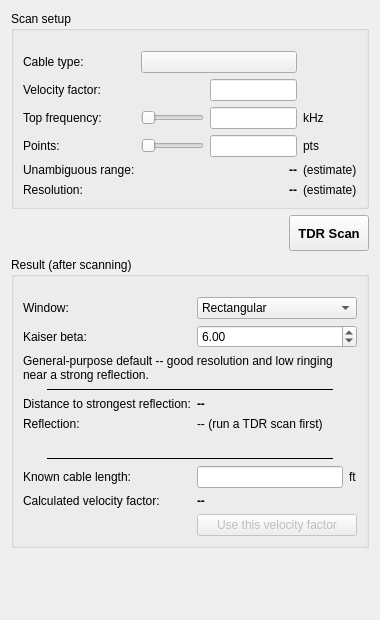
Before: the Qt Designer form desktop/tdrscanpanel.ui in K4HEZ/AntScopeZ, drawn with Qt 5.
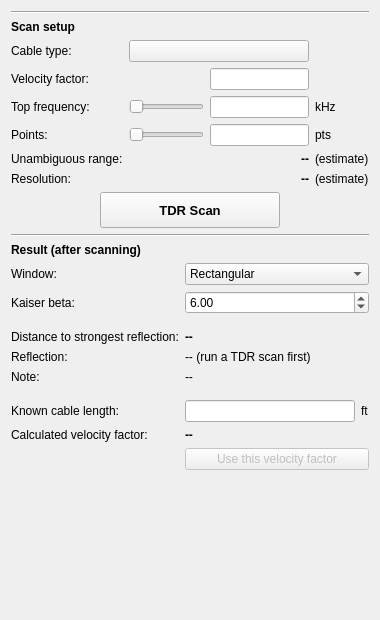
After: the same form once the commit is applied. Custom widgets are drawn as their Qt base class.

Commit message:
Mode menu (Sweep/Tuning/TDR), single control column, measurement kind
Left column is one column with headings instead of group boxes. TDR panel
docks in the column and replaces the TDR dialog. Tuning mode replaces One Fq:
Tuning tab with a large SWR number and band indicator, own Start/Stop, Rate.
Measurements carry a kind (Type column, saved in .asd); each mode draws its
own.

What changed in the file:
```diff
--- a/desktop/tdrscanpanel.ui
+++ b/desktop/tdrscanpanel.ui
@@ -18,14 +18,26 @@
     <enum>QLayout::SetMinimumSize</enum>
    </property>
    <item>
-    <widget class="QGroupBox" name="scanSetupGroupBox">
-     <property name="title">
+    <widget class="Line" name="scanSetupHeadingLine">
+     <property name="orientation">
+      <enum>Qt::Horizontal</enum>
+     </property>
+    </widget>
+   </item>
+   <item>
+    <widget class="QLabel" name="scanSetupHeading">
+     <property name="font">
+      <font>
+       <bold>true</bold>
+      </font>
+     </property>
+     <property name="text">
       <string>Scan setup</string>
      </property>
+    </widget>
+   </item>
+   <item>
      <layout class="QGridLayout" name="scanSetupGridLayout">
-      <property name="topMargin">
-       <number>20</number>
-      </property>
       <item row="0" column="0">
        <widget class="QLabel" name="cableTypeNameLabel">
         <property name="text">
@@ -186,7 +198,6 @@
        </widget>
       </item>
      </layout>
-    </widget>
    </item>
    <item>
     <layout class="QHBoxLayout" name="scanButtonsLayout">
@@ -207,7 +218,7 @@
       <widget class="QPushButton" name="tdrSingleButton">
        <property name="minimumSize">
         <size>
-         <width>0</width>
+         <width>180</width>
          <height>36</height>
         </size>
        </property>
@@ -231,17 +242,42 @@
        </property>
       </widget>
      </item>
+     <item>
+      <spacer name="scanButtonsSpacerRight">
+       <property name="orientation">
+        <enum>Qt::Horizontal</enum>
+       </property>
+       <property name="sizeHint" stdset="0">
+        <size>
+         <width>40</width>
+         <height>20</height>
+        </size>
+       </property>
+      </spacer>
+     </item>
     </layout>
    </item>
    <item>
-    <widget class="QGroupBox" name="resultGroupBox">
-     <property name="title">
+    <widget class="Line" name="resultHeadingLine">
+     <property name="orientation">
+      <enum>Qt::Horizontal</enum>
+     </property>
+    </widget>
+   </item>
+   <item>
+    <widget class="QLabel" name="resultHeading">
+     <property name="font">
+      <font>
+       <bold>true</bold>
+      </font>
+     </property>
+     <property name="text">
       <string>Result (after scanning)</string>
      </property>
+    </widget>
+   </item>
+   <item>
      <layout class="QFormLayout" name="resultFormLayout">
-      <property name="topMargin">
-       <number>20</number>
-      </property>
       <item row="0" column="0">
        <widget class="QLabel" name="windowNameLabel">
         <property name="text">
@@ -299,43 +335,29 @@
        </widget>
       </item>
       <item row="2" column="0" colspan="2">
-       <widget class="QLabel" name="windowExplanationLabel">
-        <property name="wordWrap">
-         <bool>true</bool>
+       <spacer name="resultGap1">
+        <property name="orientation">
+         <enum>Qt::Vertical</enum>
         </property>
-        <property name="text">
-         <string notr="true">General-purpose default -- good resolution and low ringing near a strong reflection.</string>
+        <property name="sizeType">
+         <enum>QSizePolicy::Fixed</enum>
         </property>
-       </widget>
-      </item>
-      <item row="3" column="0" colspan="2">
-       <layout class="QHBoxLayout" name="windowResultSeparatorLayout">
-        <property name="leftMargin">
-         <number>24</number>
+        <property name="sizeHint" stdset="0">
+         <size>
+          <width>0</width>
+          <height>4</height>
+         </size>
         </property>
-        <property name="rightMargin">
-         <number>24</number>
-        </property>
-        <item>
-         <widget class="Line" name="windowResultSeparatorLine">
-          <property name="frameShadow">
-           <enum>QFrame::Plain</enum>
-          </property>
-          <property name="orientation">
-           <enum>Qt::Horizontal</enum>
-          </property>
-         </widget>
-        </item>
-       </layout>
+       </spacer>
       </item>
-      <item row="4" column="0">
+      <item row="3" column="0">
        <widget class="QLabel" name="cableLengthNameLabel">
         <property name="text">
          <string>Distance to strongest reflection:</string>
         </property>
        </widget>
       </item>
-      <item row="4" column="1">
+      <item row="3" column="1">
        <widget class="QLabel" name="cableLengthLabel">
         <property name="font">
          <font>
@@ -347,58 +369,64 @@
         </property>
        </widget>
       </item>
-      <item row="5" column="0">
+      <item row="4" column="0">
        <widget class="QLabel" name="reflectionNameLabel">
         <property name="text">
          <string>Reflection:</string>
         </property>
        </widget>
       </item>
-      <item row="5" column="1">
+      <item row="4" column="1">
        <widget class="QLabel" name="reflectionLabel">
         <property name="text">
          <string notr="true">-- (run a TDR scan first)</string>
         </property>
        </widget>
       </item>
-      <item row="6" column="0" colspan="2">
+      <item row="5" column="0">
+       <widget class="QLabel" name="rangeNoteNameLabel">
+        <property name="alignment">
+         <set>Qt::AlignLeading|Qt::AlignLeft|Qt::AlignTop</set>
+        </property>
+        <property name="text">
+         <string>Note:</string>
+        </property>
+       </widget>
+      </item>
+      <item row="5" column="1">
        <widget class="QLabel" name="rangeNoteLabel">
         <property name="wordWrap">
          <bool>true</bool>
         </property>
         <property name="text">
-         <string notr="true"></string>
+         <string notr="true">--</string>
         </property>
        </widget>
       </item>
-      <item row="7" column="0" colspan="2">
-       <layout class="QHBoxLayout" name="reverseSolveSeparatorLayout">
-        <property name="leftMargin">
-         <number>24</number>
+      <item row="6" column="0" colspan="2">
+       <spacer name="resultGap2">
+        <property name="orientation">
+         <enum>Qt::Vertical</enum>
         </property>
-        <property name="rightMargin">
-         <number>24</number>
+        <property name="sizeType">
+         <enum>QSizePolicy::Fixed</enum>
         </property>
-        <item>
-         <widget class="Line" name="reverseSolveSeparatorLine">
-          <property name="frameShadow">
-           <enum>QFrame::Plain</enum>
-          </property>
-          <property name="orientation">
-           <enum>Qt::Horizontal</enum>
-          </property>
-         </widget>
-        </item>
-       </layout>
+        <property name="sizeHint" stdset="0">
+         <size>
+          <width>0</width>
+          <height>4</height>
+         </size>
+        </property>
+       </spacer>
       </item>
-      <item row="8" column="0">
+      <item row="7" column="0">
        <widget class="QLabel" name="knownLengthNameLabel">
         <property name="text">
          <string>Known cable length:</string>
         </property>
        </widget>
       </item>
-      <item row="8" column="1">
+      <item row="7" column="1">
        <layout class="QHBoxLayout" name="knownLengthLayout">
         <item>
          <widget class="QLineEdit" name="knownLengthEdit"/>
@@ -412,14 +440,14 @@
         </item>
        </layout>
       </item>
-      <item row="9" column="0">
+      <item row="8" column="0">
        <widget class="QLabel" name="calculatedVfNameLabel">
         <property name="text">
          <string>Calculated velocity factor:</string>
         </property>
        </widget>
       </item>
-      <item row="9" column="1">
+      <item row="8" column="1">
        <widget class="QLabel" name="calculatedVfLabel">
         <property name="font">
          <font>
@@ -431,7 +459,7 @@
         </property>
        </widget>
       </item>
-      <item row="10" column="1">
+      <item row="9" column="1">
        <widget class="QPushButton" name="applyVfButton">
         <property name="enabled">
          <bool>false</bool>
@@ -445,7 +473,6 @@
        </widget>
       </item>
      </layout>
-    </widget>
    </item>
    <item>
     <spacer name="verticalSpacer">
```
The commit also changes 39 other files.
